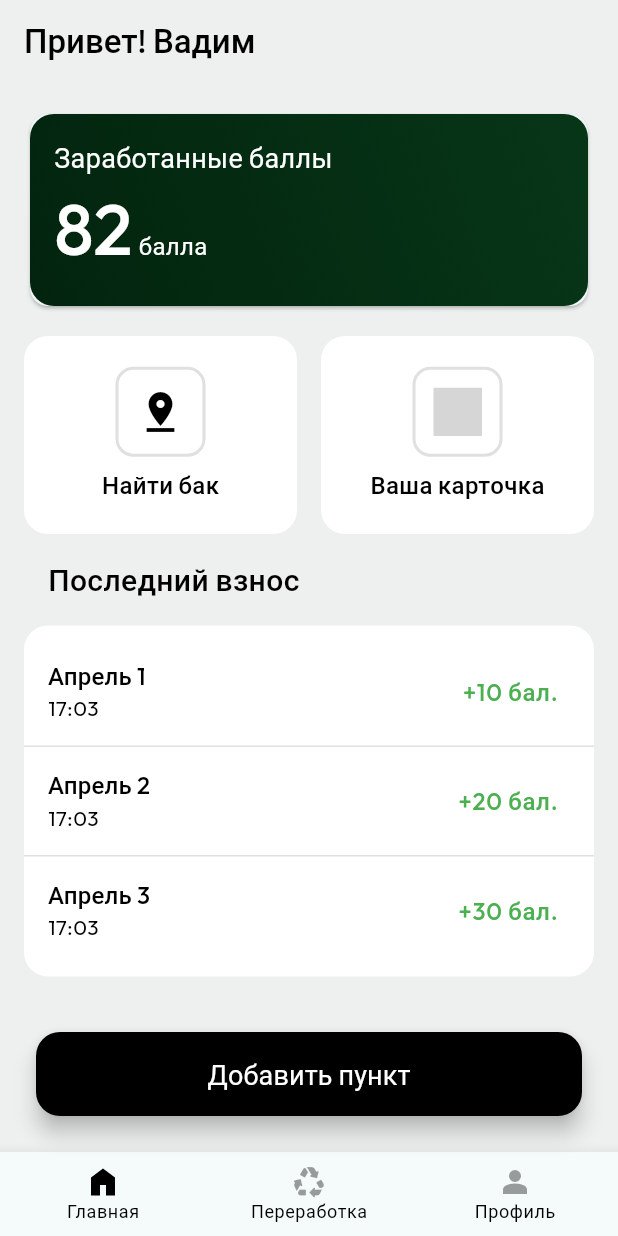
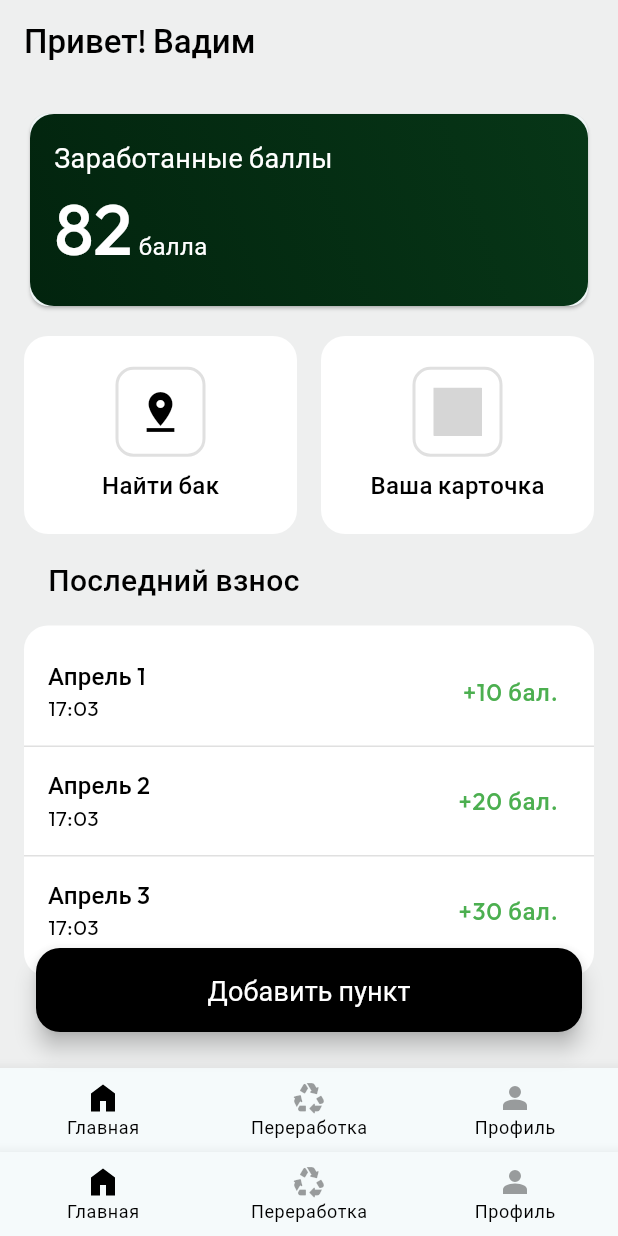
Before and after one commit to yend0/ecos-mobile, a Flutter app: the screen it shows after launch, on a phone screen of 412 x 824 dp. Run offline on Flutter 3.47's test engine with Material 3 defaults, Android fonts, the phone set to English and light mode, and no system bars; our stand-ins replace flutter_dotenv, flutter_svg, go_router; grey boxes are pictures that could not be loaded.

Commit message:
add root page for routing

```diff
--- a/ecos/lib/ecos_app.dart
+++ b/ecos/lib/ecos_app.dart
@@ -1,19 +1,17 @@
-
-import 'package:ecos/theme/theme.dart';
+import 'package:ecos/router/router.dart';
+import 'package:ecos/ui/core/themes/themes.dart';
 import 'package:flutter/material.dart';
-
-import 'features/home/home.dart';
 
 class EcosApp extends StatelessWidget {
   const EcosApp({super.key});
 
   @override
   Widget build(BuildContext context) {
-    return MaterialApp(
+    return MaterialApp.router(
       debugShowCheckedModeBanner: false,
       title: 'Ecos',
-      theme: EcosAppTheme.lightTheme,
-      home: HomePage(),
+      theme: LightTheme.lightTheme,
+      routerConfig: router,
     );
   }
 }
--- /dev/null
+++ b/ecos/lib/features/root/root.dart
@@ -0,0 +1 @@
+export 'view/view.dart';
--- /dev/null
+++ b/ecos/lib/features/root/view/root_page.dart
@@ -0,0 +1,84 @@
+import 'package:flutter/material.dart';
+import 'package:go_router/go_router.dart';
+import 'package:flutter_svg/flutter_svg.dart';
+
+class RootPage extends StatelessWidget {
+  const RootPage({
+    super.key,
+    required this.navigationShell,
+  });
+
+  static const String _homeIcon = 'assets/icons/ic_home.svg';
+  static const String _profileIcon = 'assets/icons/ic_profile.svg';
+
+  final StatefulNavigationShell navigationShell;
+
+  @override
+  Widget build(BuildContext context) {
+    final theme = Theme.of(context);
+    return Scaffold(
+      body: navigationShell,
+      bottomNavigationBar: BottomNavigationBar(
+        showSelectedLabels: true,
+        showUnselectedLabels: true,
+        selectedFontSize: 12,
+        unselectedFontSize: 12,
+        selectedLabelStyle: theme.textTheme.bodySmall,
+        unselectedLabelStyle: theme.textTheme.bodySmall,
+        selectedItemColor: Colors.black,
+        unselectedItemColor: Colors.black,
+        currentIndex: navigationShell.currentIndex,
+        items: _buildBottomNavBarItems(theme),
+        onTap: (index) => navigationShell.goBranch(
+          index,
+          initialLocation: index == navigationShell.currentIndex,
+        ),
+      ),
+    );
+  }
+
+  List<BottomNavigationBarItem> _buildBottomNavBarItems(ThemeData theme) => [
+        BottomNavigationBarItem(
+          icon: SvgPicture.asset(
+            RootPage._homeIcon,
+            height: 24,
+            width: 24,
+            colorFilter: ColorFilter.mode(theme.disabledColor, BlendMode.srcIn),
+          ),
+          activeIcon: SvgPicture.asset(
+            RootPage._homeIcon,
+            height: 24,
+            width: 24,
+            colorFilter: ColorFilter.mode(Colors.black, BlendMode.srcIn),
+          ),
+          label: 'Главная',
+        ),
+        BottomNavigationBarItem(
+          icon: Icon(
+            Icons.recycling_rounded,
+            size: 24,
+            color: theme.disabledColor,
+          ),
+          activeIcon: Icon(
+            Icons.recycling_rounded,
+            size: 24,
+          ),
+          label: 'Переработка',
+        ),
+        BottomNavigationBarItem(
+          icon: SvgPicture.asset(
+            RootPage._profileIcon,
+            height: 24,
+            width: 24,
+            colorFilter: ColorFilter.mode(theme.disabledColor, BlendMode.srcIn),
+          ),
+          activeIcon: SvgPicture.asset(
+            RootPage._profileIcon,
+            height: 24,
+            width: 24,
+            colorFilter: ColorFilter.mode(Colors.black, BlendMode.srcIn),
+          ),
+          label: 'Профиль',
+        ),
+      ];
+}
--- /dev/null
+++ b/ecos/lib/features/root/view/view.dart
@@ -0,0 +1 @@
+export 'root_page.dart';
```
